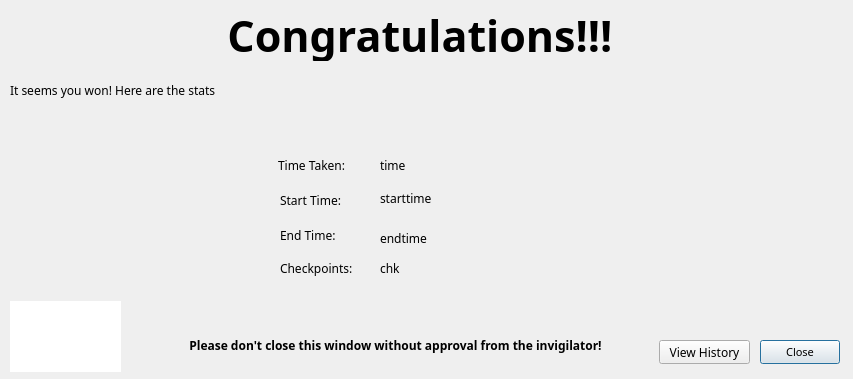
Before: the Qt Designer form wikiLYNX/ui/congrats.ui in flamboyantpenguin/wikiLYNX, drawn with Qt 5.
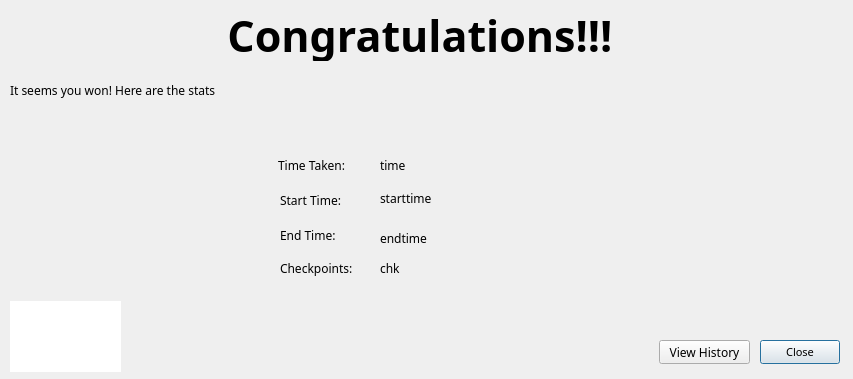
After: the same form once the commit is applied. Icons and pictures are not drawn.

Patch:
```diff
--- a/wikiLYNX/ui/congrats.ui
+++ b/wikiLYNX/ui/congrats.ui
@@ -223,29 +223,6 @@
     <string>chk</string>
    </property>
   </widget>
-  <widget class="QLabel" name="label_2">
-   <property name="geometry">
-    <rect>
-     <x>140</x>
-     <y>325</y>
-     <width>511</width>
-     <height>41</height>
-    </rect>
-   </property>
-   <property name="font">
-    <font>
-     <family>Courier Prime</family>
-     <pointsize>9</pointsize>
-     <bold>true</bold>
-    </font>
-   </property>
-   <property name="text">
-    <string>Please don't close this window without approval from the invigilator!</string>
-   </property>
-   <property name="alignment">
-    <set>Qt::AlignCenter</set>
-   </property>
-  </widget>
  </widget>
  <resources/>
  <connections/>
```
